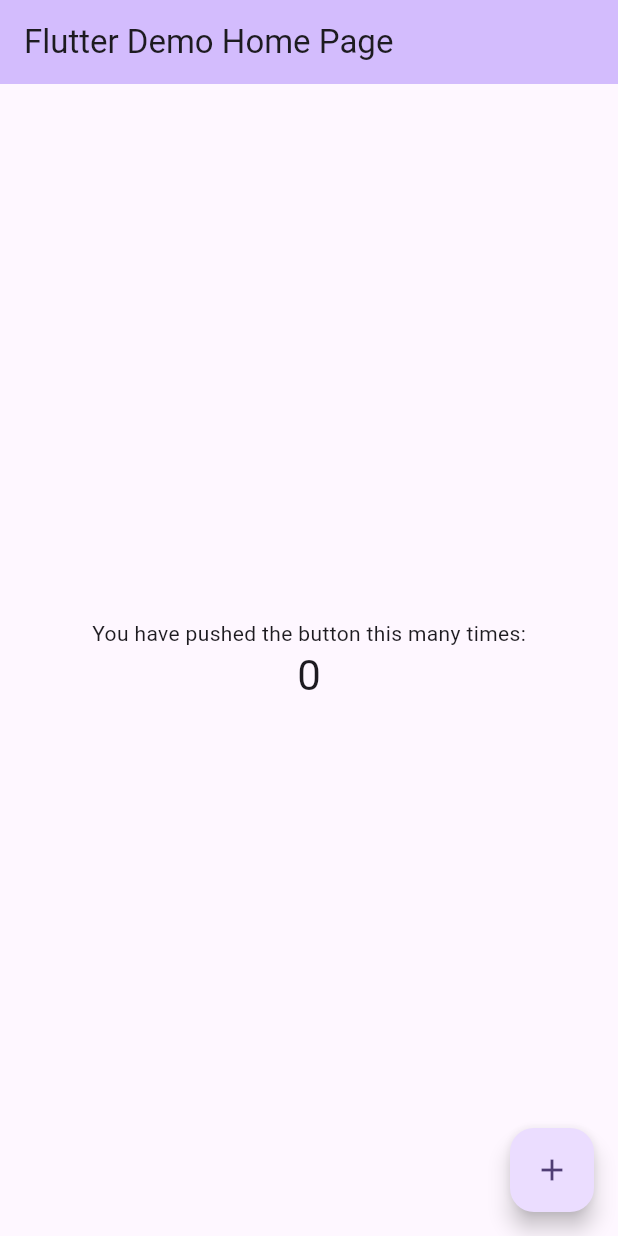
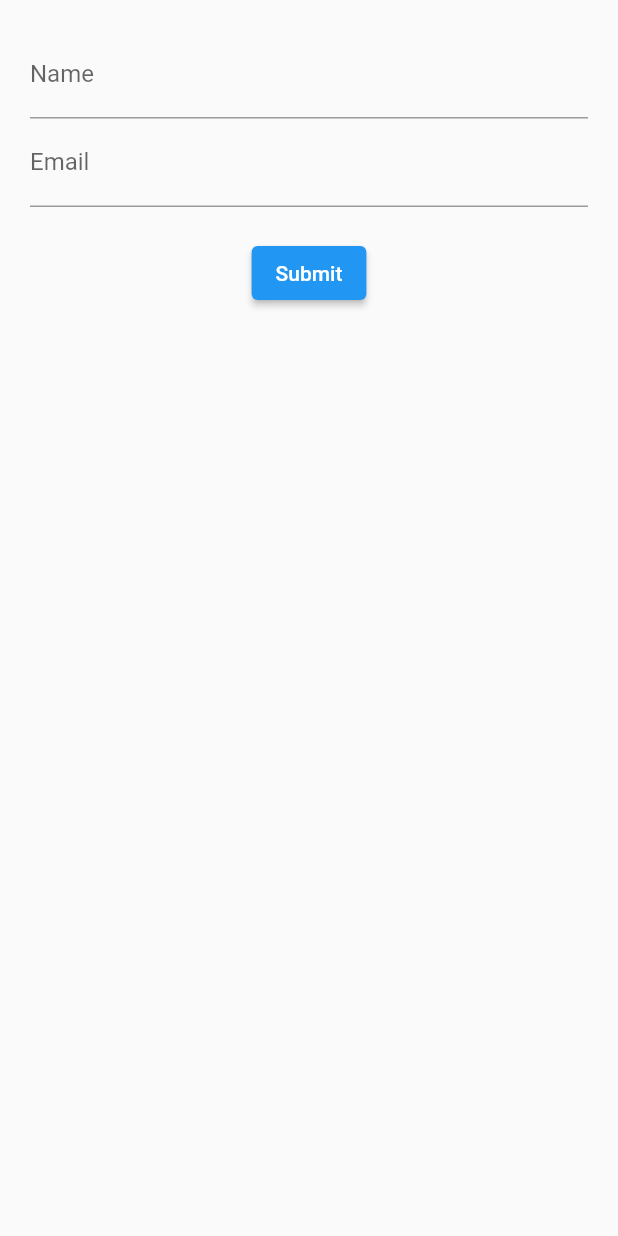
Before and after one commit to HalilMertDeveli/fundemantal_of_biomedical_proejct, a Flutter app: the screen it shows after launch, on a phone screen of 412 x 824 dp. Run offline on Flutter 3.47's test engine with Material 2 defaults, Android fonts, the light colour scheme and no system bars; our stand-ins replace rive; statements that could not run were skipped.

Commit message:
interactive login page is working

```diff
--- /dev/null
+++ b/lib/login_form.dart
@@ -0,0 +1,158 @@
+import 'package:flutter/material.dart';
+import 'package:flutter/services.dart';
+import 'package:rive/rive.dart';
+
+class LoginForm extends StatefulWidget {
+  const LoginForm({super.key});
+
+  @override
+  State<LoginForm> createState() => _LoginFormState();
+}
+
+class _LoginFormState extends State<LoginForm> {
+  final GlobalKey<FormState> _formKey = GlobalKey<FormState>();
+  String _name = '';
+  String _email = '';
+
+  void _submitForm() {
+    if (_formKey.currentState!.validate()) {
+      _formKey.currentState!.save();
+      print('Name: $_name');
+      print('Email: $_email');
+    }
+  }
+
+  //1-)we created trigger for animation
+  var animationLink = 'assets/login.riv';
+  late SMITrigger failTrigger, successTrigger;
+  late SMIBool isChecking, isHandsUp;
+  late SMINumber lookNum;
+  Artboard? artboard;
+  late StateMachineController? stateMachineController;
+
+  //2-) We created init state
+  @override
+  void initState() {
+    super.initState();
+    initArtboard();
+  }
+
+  initArtboard() {
+    rootBundle.load(animationLink).then((value) {
+      final file = RiveFile.import(value);
+      final art = file.mainArtboard;
+      stateMachineController =
+          StateMachineController.fromArtboard(art, "Login Machine")!;
+      if (stateMachineController != null) {
+        art.addController(stateMachineController!);
+        for(var element in stateMachineController!.inputs){
+          //print(element); -> we got animation trigger
+          if(element.name == "isChecking"){
+            isChecking = element as SMIBool;
+          }
+          else if(element.name == "isHandsUp"){
+            isHandsUp = element as SMIBool;
+          }
+          else if(element.name == "trigSuccess"){
+            successTrigger = element as SMITrigger;
+          }
+          else if(element.name == "trigFail"){
+            failTrigger = element as SMITrigger;
+          }
+          else if(element.name == 'numLook'){
+            lookNum = element as SMINumber;
+          }
+
+
+        }
+      }
+      setState(() {
+        artboard = art;
+      });
+    });
+  }
+
+  checking(){
+    isHandsUp.change(false);
+    isChecking.change(true);
+    lookNum.change(0);
+  }
+  moveEyes(value){
+    lookNum.change(value.length.toDouble());
+  }
+  handsUp(){
+    isHandsUp.change(true);
+    isChecking.change(false);
+  }
+  login(){
+    isHandsUp.change(false);
+    isChecking.change(false);
+    if (_email == "admin" || _name == 'admin') {
+      successTrigger.fire();
+    }else{
+      failTrigger.fire();
+    }
+  }
+
+  @override
+  Widget build(BuildContext context) {
+    return Scaffold(
+      body: SingleChildScrollView(
+        child: Padding(
+          padding: const EdgeInsets.all(20.0),
+          child: Form(
+            key: _formKey,
+            child: Column(
+              mainAxisAlignment: MainAxisAlignment.center,
+              children: [
+                if (artboard != null)
+                  SizedBox(
+                    width: 400,
+                    height: 350,
+                    child: Rive(
+                      artboard: artboard!,
+                    ),
+                  ),
+                TextFormField(
+                  onTap: checking,//move eyes
+                  onChanged: ((value)=>moveEyes(value)),//move eyes
+                  decoration: InputDecoration(labelText: 'Name'),
+                  onSaved: (value) {
+                    _name = value!;
+                  },
+                  validator: (value) {
+                    if (value!.isEmpty) {
+                      return 'Please enter your name';
+                    }
+                    return null;
+                  },
+                ),
+                TextFormField(
+                  onTap: handsUp,
+                  decoration: InputDecoration(labelText: 'Email'),
+                  onSaved: (value) {
+                    _email = value!;
+                  },
+                  validator: (value) {
+                    if (value!.isEmpty) {
+                      return 'Please enter your email';
+                    }
+                    return null;
+                  },
+                ),
+                SizedBox(height: 20),
+                ElevatedButton(
+                  onPressed: (){
+                    _submitForm();
+                    login();
+                  },
+                  child: Text('Submit'),
+                ),
+              ],
+            ),
+          ),
+        ),
+      ),
+    );
+  }
+}
--- a/lib/main.dart
+++ b/lib/main.dart
@@ -1,125 +1,10 @@
 import 'package:flutter/material.dart';
+import 'package:fundemetals_of_biomedical/login_form.dart';
 
 void main() {
-  runApp(const MyApp());
+  runApp(
+    MaterialApp(
+      home: LoginForm(),
+    ),
+  );
 }
-
-class MyApp extends StatelessWidget {
-  const MyApp({super.key});
-
-  // This widget is the root of your application.
-  @override
-  Widget build(BuildContext context) {
-    return MaterialApp(
-      title: 'Flutter Demo',
-      theme: ThemeData(
-        // This is the theme of your application.
-        //
-        // TRY THIS: Try running your application with "flutter run". You'll see
-        // the application has a blue toolbar. Then, without quitting the app,
-        // try changing the seedColor in the colorScheme below to Colors.green
-        // and then invoke "hot reload" (save your changes or press the "hot
-        // reload" button in a Flutter-supported IDE, or press "r" if you used
-        // the command line to start the app).
-        //
-        // Notice that the counter didn't reset back to zero; the application
-        // state is not lost during the reload. To reset the state, use hot
-        // restart instead.
-        //
-        // This works for code too, not just values: Most code changes can be
-        // tested with just a hot reload.
-        colorScheme: ColorScheme.fromSeed(seedColor: Colors.deepPurple),
-        useMaterial3: true,
-      ),
-      home: const MyHomePage(title: 'Flutter Demo Home Page'),
-    );
-  }
-}
-
-class MyHomePage extends StatefulWidget {
-  const MyHomePage({super.key, required this.title});
-
-  // This widget is the home page of your application. It is stateful, meaning
-  // that it has a State object (defined below) that contains fields that affect
-  // how it looks.
-
-  // This class is the configuration for the state. It holds the values (in this
-  // case the title) provided by the parent (in this case the App widget) and
-  // used by the build method of the State. Fields in a Widget subclass are
-  // always marked "final".
-
-  final String title;
-
-  @override
-  State<MyHomePage> createState() => _MyHomePageState();
-}
-
-class _MyHomePageState extends State<MyHomePage> {
-  int _counter = 0;
-
-  void _incrementCounter() {
-    setState(() {
-      // This call to setState tells the Flutter framework that something has
-      // changed in this State, which causes it to rerun the build method below
-      // so that the display can reflect the updated values. If we changed
-      // _counter without calling setState(), then the build method would not be
-      // called again, and so nothing would appear to happen.
-      _counter++;
-    });
-  }
-
-  @override
-  Widget build(BuildContext context) {
-    // This method is rerun every time setState is called, for instance as done
-    // by the _incrementCounter method above.
-    //
-    // The Flutter framework has been optimized to make rerunning build methods
-    // fast, so that you can just rebuild anything that needs updating rather
-    // than having to individually change instances of widgets.
-    return Scaffold(
-      appBar: AppBar(
-        // TRY THIS: Try changing the color here to a specific color (to
-        // Colors.amber, perhaps?) and trigger a hot reload to see the AppBar
-        // change color while the other colors stay the same.
-        backgroundColor: Theme.of(context).colorScheme.inversePrimary,
-        // Here we take the value from the MyHomePage object that was created by
-        // the App.build method, and use it to set our appbar title.
-        title: Text(widget.title),
-      ),
-      body: Center(
-        // Center is a layout widget. It takes a single child and positions it
-        // in the middle of the parent.
-        child: Column(
-          // Column is also a layout widget. It takes a list of children and
-          // arranges them vertically. By default, it sizes itself to fit its
-          // children horizontally, and tries to be as tall as its parent.
-          //
-          // Column has various properties to control how it sizes itself and
-          // how it positions its children. Here we use mainAxisAlignment to
-          // center the children vertically; the main axis here is the vertical
-          // axis because Columns are vertical (the cross axis would be
-          // horizontal).
-          //
-          // TRY THIS: Invoke "debug painting" (choose the "Toggle Debug Paint"
-          // action in the IDE, or press "p" in the console), to see the
-          // wireframe for each widget.
-          mainAxisAlignment: MainAxisAlignment.center,
-          children: <Widget>[
-            const Text(
-              'You have pushed the button this many times:',
-            ),
-            Text(
-              '$_counter',
-              style: Theme.of(context).textTheme.headlineMedium,
-            ),
-          ],
-        ),
-      ),
-      floatingActionButton: FloatingActionButton(
-        onPressed: _incrementCounter,
-        tooltip: 'Increment',
-        child: const Icon(Icons.add),
-      ), // This trailing comma makes auto-formatting nicer for build methods.
-    );
-  }
-}
--- a/pubspec.yaml
+++ b/pubspec.yaml
@@ -35,6 +35,7 @@ dependencies:
   # The following adds the Cupertino Icons font to your application.
   # Use with the CupertinoIcons class for iOS style icons.
   cupertino_icons: ^1.0.2
+  rive: ^0.11.17
 
 dev_dependencies:
   flutter_test:
@@ -59,8 +60,8 @@ flutter:
   uses-material-design: true
 
   # To add assets to your application, add an assets section, like this:
-  # assets:
-  #   - images/a_dot_burr.jpeg
+  assets:
+    - assets/
   #   - images/a_dot_ham.jpeg
 
   # An image asset can refer to one or more resolution-specific "variants", see
```
Also changed, not shown: analysis_options.yaml (+25 -25 lines), pubspec.lock, 5 other files.
